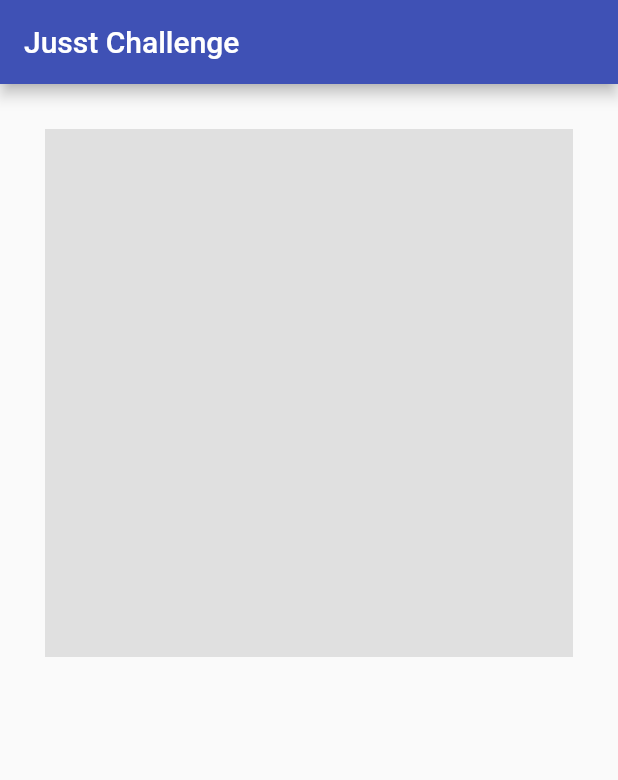
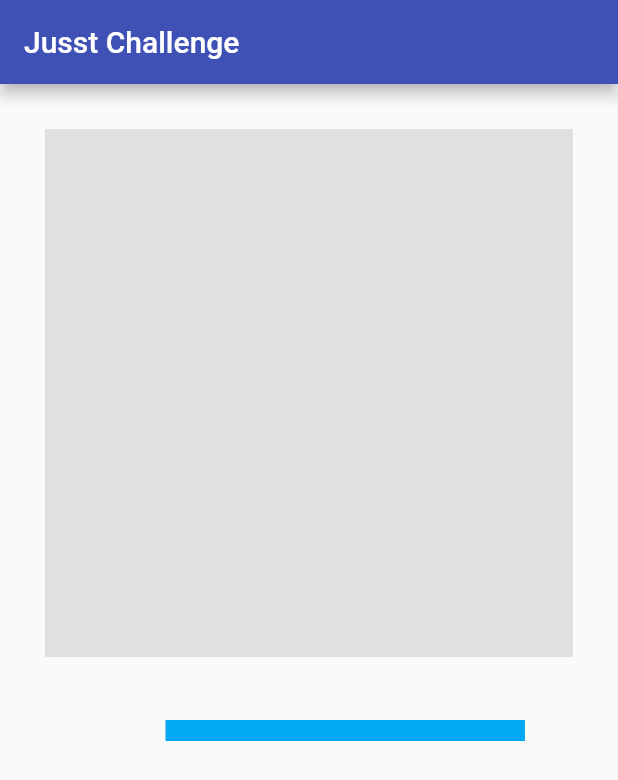
Before and after one commit to unusualkid/jusst_challenge, a Flutter app: the screen it shows after launch, on a phone screen of 412 x 824 dp. Shown: the top 780 px of the screen. Run offline on Flutter 3.47's test engine with Material 2 defaults, Android fonts, the phone set to English and light mode, and no system bars; drawn by our look-alikes of percent_indicator; network calls fail.

Commit message:
Create progress_bar

```diff
--- a/lib/widgets/home_page.dart
+++ b/lib/widgets/home_page.dart
@@ -1,8 +1,9 @@
 import 'dart:convert';
 import 'package:flutter/material.dart';
-import 'package:jusst_challenge/model/state.dart';
+import 'package:jusst_challenge/utility/size_config.dart';
 import 'package:jusst_challenge/utility/strings.dart';
 import 'package:jusst_challenge/widgets/playback_icon.dart';
+import 'package:jusst_challenge/widgets/progress_bar.dart';
 import 'package:jusst_challenge/widgets/song_info.dart';
 import 'package:web_socket_channel/io.dart';
 import 'package:web_socket_channel/web_socket_channel.dart';
@@ -21,9 +22,9 @@ class _HomePageState extends State<HomePage> {
   var coverArtUrl = '';
   var artist = '';
   var title = '';
-  var duration = -1;
+  var duration = 0;
   var playbackState = 'inactive';
-  var playbackPosition = -1;
+  var playbackPosition = 0;
   var volume = -1;
 
   @override
@@ -33,6 +34,7 @@ class _HomePageState extends State<HomePage> {
 
   @override
   Widget build(BuildContext context) {
+    SizeConfig().init(context);
     return Scaffold(
       appBar: AppBar(
         title: Text(widget.title),
@@ -58,6 +60,9 @@ class _HomePageState extends State<HomePage> {
                 }
                 if (metaData[Strings.durationKey] != null) {
                   duration = metaData[Strings.durationKey];
+
+                  // Reset playback position on the progressBar
+                  playbackPosition = 0;
                 }
               }
 
@@ -71,7 +76,6 @@ class _HomePageState extends State<HomePage> {
 
               if (parsedJson[Strings.playbackPositionKey] != null) {
                 playbackPosition = parsedJson[Strings.playbackPositionKey];
-                duration += playbackPosition;
               }
 
               // if (parsedJson[Strings.systemKey] != null) {
@@ -83,7 +87,7 @@ class _HomePageState extends State<HomePage> {
             return Container(
               padding: EdgeInsets.all(10),
               child: Column(
-                crossAxisAlignment: CrossAxisAlignment.center,
+                mainAxisAlignment: MainAxisAlignment.spaceBetween,
                 children: [
                   SongInfo(
                     url: coverArtUrl,
@@ -91,12 +95,23 @@ class _HomePageState extends State<HomePage> {
                     title: title,
                   ),
                   Row(
+                    mainAxisAlignment: MainAxisAlignment.spaceBetween,
                     children: [
-                      PlaybackIcon(
-                        playbackState: playbackState,
+                      Expanded(
+                        flex: 2,
+                        child: PlaybackIcon(
+                          playbackState: playbackState,
+                        ),
                       ),
+                      Expanded(
+                        flex: 8,
+                        child: ProgressBar(
+                          percent: playbackPosition / duration,
+                        ),
+                      )
                     ],
                   ),
+                  Spacer(),
                   Text(snapshot.hasData ? '${snapshot.data}' : ''),
                   Text(snapshot.hasData ? '${snapshot.connectionState}' : ''),
                 ],
--- /dev/null
+++ b/lib/widgets/progress_bar.dart
@@ -0,0 +1,25 @@
+import 'package:flutter/material.dart';
+import 'package:jusst_challenge/utility/size_config.dart';
+import 'package:percent_indicator/linear_percent_indicator.dart';
+
+class ProgressBar extends StatefulWidget {
+  final percent;
+
+  const ProgressBar({Key key, @required this.percent}) : super(key: key);
+  @override
+  _ProgressBarState createState() => _ProgressBarState();
+}
+
+class _ProgressBarState extends State<ProgressBar> {
+  @override
+  Widget build(BuildContext context) {
+    return Container(
+      child: LinearPercentIndicator(
+        width: SizeConfig.safeBlockHorizontal * 63,
+        lineHeight: 14.0,
+        percent: widget.percent,
+        progressColor: Colors.lightBlue,
+      ),
+    );
+  }
+}
```
